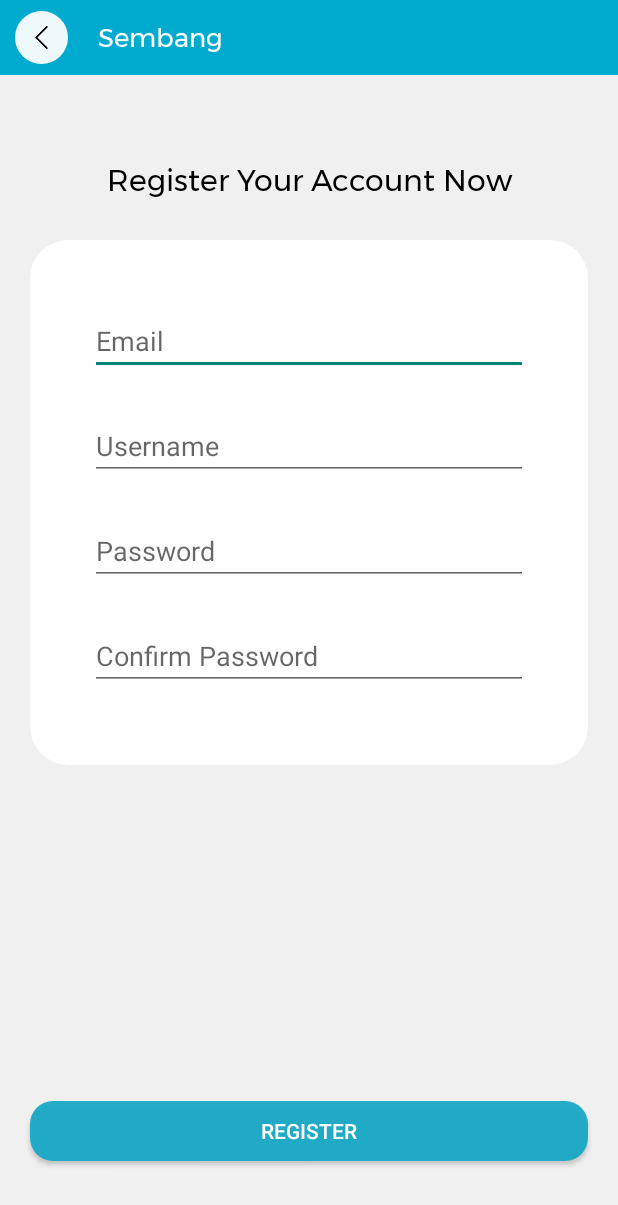
After one commit to frez-z/sembang_app, an Android app: the fragment RegisterFragment shown on its own in the app's theme, on a phone screen of 412 x 824 dp. The commit adds this screen. Shown: the top 1205 px of the screen. Run offline under Robolectric (Android 15) with nearby library versions, the light colour scheme and no system bars.

Commit message:
modify, add new files and view

```diff
--- a/app/build.gradle
+++ b/app/build.gradle
@@ -41,6 +41,10 @@ dependencies {
     implementation 'androidx.appcompat:appcompat:1.4.0'
     implementation 'com.google.android.material:material:1.4.0'
     implementation 'androidx.constraintlayout:constraintlayout:2.1.2'
+    implementation 'androidx.annotation:annotation:1.3.0'
+    implementation 'androidx.lifecycle:lifecycle-livedata-ktx:2.4.0'
+    implementation 'androidx.lifecycle:lifecycle-viewmodel-ktx:2.4.0'
+    implementation 'androidx.legacy:legacy-support-v4:1.0.0'
     testImplementation 'junit:junit:4.13.2'
     androidTestImplementation 'androidx.test.ext:junit:1.1.3'
     androidTestImplementation 'androidx.test.espresso:espresso-core:3.4.0'
--- /dev/null
+++ b/app/src/main/java/com/frezz/sembang/RegisterFragment.kt
@@ -0,0 +1,59 @@
+package com.frezz.sembang
+
+import android.os.Bundle
+import androidx.fragment.app.Fragment
+import android.view.LayoutInflater
+import android.view.View
+import android.view.ViewGroup
+
+// TODO: Rename parameter arguments, choose names that match
+// the fragment initialization parameters, e.g. ARG_ITEM_NUMBER
+private const val ARG_PARAM1 = "param1"
+private const val ARG_PARAM2 = "param2"
+
+/**
+ * A simple [Fragment] subclass.
+ * Use the [RegisterFragment.newInstance] factory method to
+ * create an instance of this fragment.
+ */
+class RegisterFragment : Fragment() {
+    // TODO: Rename and change types of parameters
+    private var param1: String? = null
+    private var param2: String? = null
+
+    override fun onCreate(savedInstanceState: Bundle?) {
+        super.onCreate(savedInstanceState)
+        arguments?.let {
+            param1 = it.getString(ARG_PARAM1)
+            param2 = it.getString(ARG_PARAM2)
+        }
+    }
+
+    override fun onCreateView(
+        inflater: LayoutInflater, container: ViewGroup?,
+        savedInstanceState: Bundle?
+    ): View? {
+        // Inflate the layout for this fragment
+        return inflater.inflate(R.layout.fragment_register, container, false)
+    }
+
+    companion object {
+        /**
+         * Use this factory method to create a new instance of
+         * this fragment using the provided parameters.
+         *
+         * @param param1 Parameter 1.
+         * @param param2 Parameter 2.
+         * @return A new instance of fragment RegisterFragment.
+         */
+        // TODO: Rename and change types and number of parameters
+        @JvmStatic
+        fun newInstance(param1: String, param2: String) =
+            RegisterFragment().apply {
+                arguments = Bundle().apply {
+                    putString(ARG_PARAM1, param1)
+                    putString(ARG_PARAM2, param2)
+                }
+            }
+    }
+}
--- a/app/src/main/java/com/frezz/sembang/ShowActivity.kt
+++ b/app/src/main/java/com/frezz/sembang/ShowActivity.kt
@@ -17,7 +17,7 @@ class ShowActivity : Activity() {
         setContentView(binding.root)
 
         // start gif animation
-        Glide.with(this).load(R.drawable.park_benchs).into(binding.iconAnimation)
+        Glide.with(this).load(R.drawable.gif_park_bench).into(binding.iconAnimation)
 
         // setup button
         binding.loginButton.setOnClickListener {
--- a/app/src/main/res/layout/activity_main.xml
+++ b/app/src/main/res/layout/activity_main.xml
@@ -25,9 +25,10 @@
 
         <ImageButton
             android:layout_width="40dp"
-            android:layout_height="match_parent"
+            android:layout_height="40dp"
             android:layout_alignParentEnd="true"
             android:layout_marginEnd="5dp"
+            android:layout_centerVertical="true"
             android:background="@drawable/round_20dp"
             android:padding="10dp"
             android:scaleType="fitCenter"
@@ -41,7 +42,7 @@
         android:layout_below="@id/header_title"
         android:layout_marginBottom="15dp"
         tools:itemCount="60"
-        tools:listitem="@layout/item_receiver" />
+        tools:listitem="@layout/item_sender" />
 
     <EditText
         android:id="@+id/send_text"
--- a/app/src/main/res/layout/activity_show.xml
+++ b/app/src/main/res/layout/activity_show.xml
@@ -26,7 +26,7 @@
         android:layout_below="@+id/change_text"
         android:layout_centerInParent="true"
         android:layout_marginTop="100dp"
-        android:src="@drawable/park_benchs" />
+        android:src="@drawable/gif_park_bench" />
 
     <Button
         android:id="@+id/login_button"
--- /dev/null
+++ b/app/src/main/res/layout/fragment_register.xml
@@ -0,0 +1,122 @@
+<?xml version="1.0" encoding="utf-8"?>
+<RelativeLayout xmlns:android="http://schemas.android.com/apk/res/android"
+    xmlns:tools="http://schemas.android.com/tools"
+    android:layout_width="match_parent"
+    android:layout_height="match_parent"
+    android:background="#F0F0F0"
+    tools:context=".RegisterFragment">
+
+    <RelativeLayout
+        android:id="@+id/header_title"
+        android:layout_width="match_parent"
+        android:layout_height="50dp"
+        android:background="#00ABCF">
+
+        <ImageButton
+            android:id="@+id/button_back"
+            android:layout_width="35dp"
+            android:layout_height="35dp"
+            android:layout_centerVertical="true"
+            android:layout_marginStart="10dp"
+            android:layout_marginTop="5dp"
+            android:layout_marginBottom="5dp"
+            android:background="@drawable/round_20dp"
+            android:padding="10dp"
+            android:scaleType="fitCenter"
+            android:src="@drawable/icon_left_arrow"
+            tools:ignore="ContentDescription" />
+
+        <TextView
+            android:layout_width="wrap_content"
+            android:layout_height="match_parent"
+            android:layout_marginStart="10dp"
+            android:layout_toEndOf="@+id/button_back"
+            android:fontFamily="@font/montserrat"
+            android:gravity="center"
+            android:paddingStart="10dp"
+            android:paddingEnd="10dp"
+            android:text="@string/app_name"
+            android:textColor="@color/white"
+            android:textSize="17sp" />
+    </RelativeLayout>
+
+    <TextView
+        android:id="@+id/text_register"
+        android:layout_width="match_parent"
+        android:layout_height="40dp"
+        android:layout_below="@id/header_title"
+        android:layout_marginTop="50dp"
+        android:gravity="center"
+        android:paddingStart="20dp"
+        android:paddingEnd="20dp"
+        android:fontFamily="@font/montserrat"
+        android:text="Register Your Account Now"
+        android:textSize="20sp" />
+
+    <RelativeLayout
+        android:layout_marginStart="20dp"
+        android:layout_marginEnd="20dp"
+        android:background="@drawable/round_25dp"
+        android:layout_below="@+id/text_register"
+        android:layout_width="match_parent"
+        android:layout_height="wrap_content"
+        android:layout_marginTop="20dp"
+        android:paddingTop="50dp"
+        android:paddingBottom="50dp"
+        android:paddingStart="40dp"
+        android:paddingEnd="40dp"
+        >
+
+        <EditText
+            android:id="@+id/edit_email"
+            android:layout_width="match_parent"
+            android:layout_height="40dp"
+            android:layout_centerHorizontal="true"
+            android:hint="Email" />
+
+        <EditText
+            android:layout_centerHorizontal="true"
+            android:id="@+id/edit_username"
+            android:layout_width="match_parent"
+            android:layout_height="40dp"
+            android:layout_below="@+id/edit_email"
+            android:layout_marginTop="30dp"
+            android:hint="Username"
+            />
+
+        <EditText
+            android:id="@+id/edit_password"
+            android:layout_width="match_parent"
+            android:layout_height="40dp"
+            android:layout_below="@+id/edit_username"
+            android:layout_centerHorizontal="true"
+            android:layout_marginTop="30dp"
+            android:hint="Password" />
+
+        <EditText
+            android:layout_centerHorizontal="true"
+            android:id="@+id/password"
+            android:layout_width="match_parent"
+            android:layout_height="40dp"
+            android:layout_below="@+id/edit_password"
+            android:layout_marginTop="30dp"
+            android:hint="Confirm Password"
+            />
+
+    </RelativeLayout>
+
+    <Button
+        android:id="@+id/button_register"
+        android:layout_width="match_parent"
+        android:layout_height="40dp"
+        android:layout_alignParentBottom="true"
+        android:layout_marginStart="20dp"
+        android:layout_marginEnd="20dp"
+        android:layout_marginTop="20dp"
+        android:layout_marginBottom="50dp"
+        android:textColor="@color/white"
+        android:background="@drawable/round_15dp"
+        android:backgroundTint="@color/bluish"
+        android:text="register" />
+
+</RelativeLayout>
--- a/app/src/main/res/layout/item_receiver.xml
+++ b/app/src/main/res/layout/item_receiver.xml
@@ -31,7 +31,7 @@
 
     <TextView
         android:id="@+id/sender_time"
-        android:layout_width="60dp"
+        android:layout_width="50dp"
         android:layout_height="18dp"
         android:layout_below="@+id/sender_message"
         android:layout_alignEnd="@+id/sender_message"
```
Also changed, not shown: app/src/main/java/com/frezz/sembang/LoginFragment.kt (added, +59 -0 lines), app/src/main/res/layout/fragment_login.xml (added, +104 -0 lines), app/src/main/res/layout/item_sender.xml (added, +44 -0 lines), app/src/main/res/values/strings.xml (+11 -0 lines), app/src/main/res/drawable-v24/icon_left_arrow.png (added), app/src/main/res/drawable/gif_park_bench.gif (renamed from app/src/main/res/drawable/park_benchs.gif).
